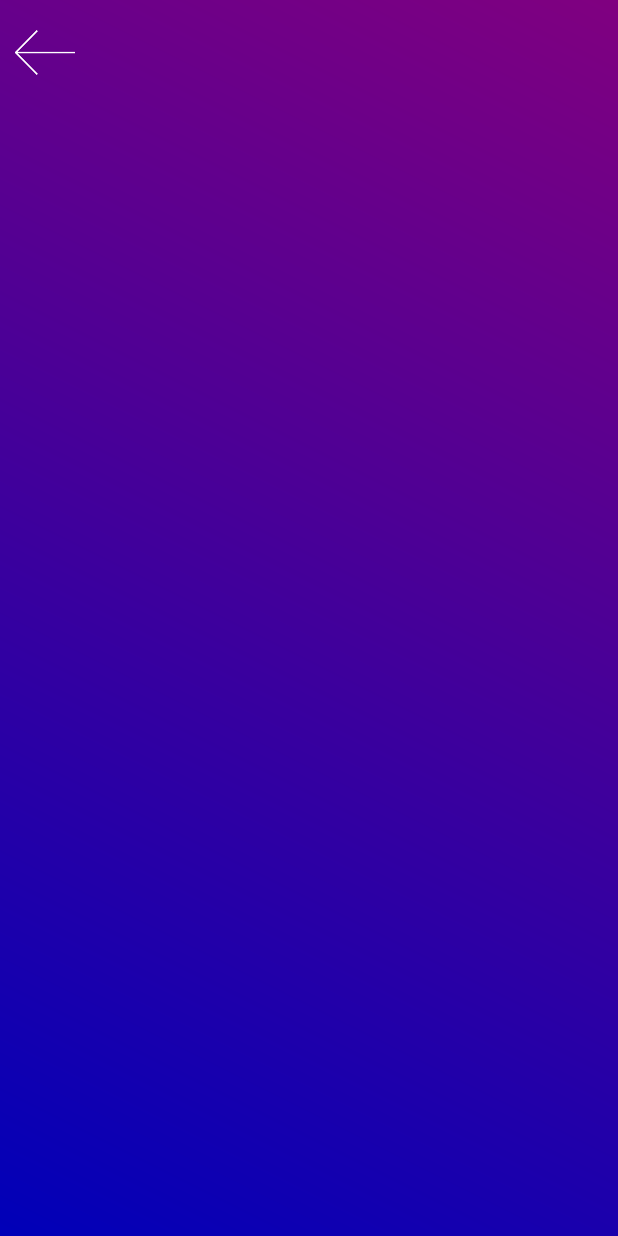
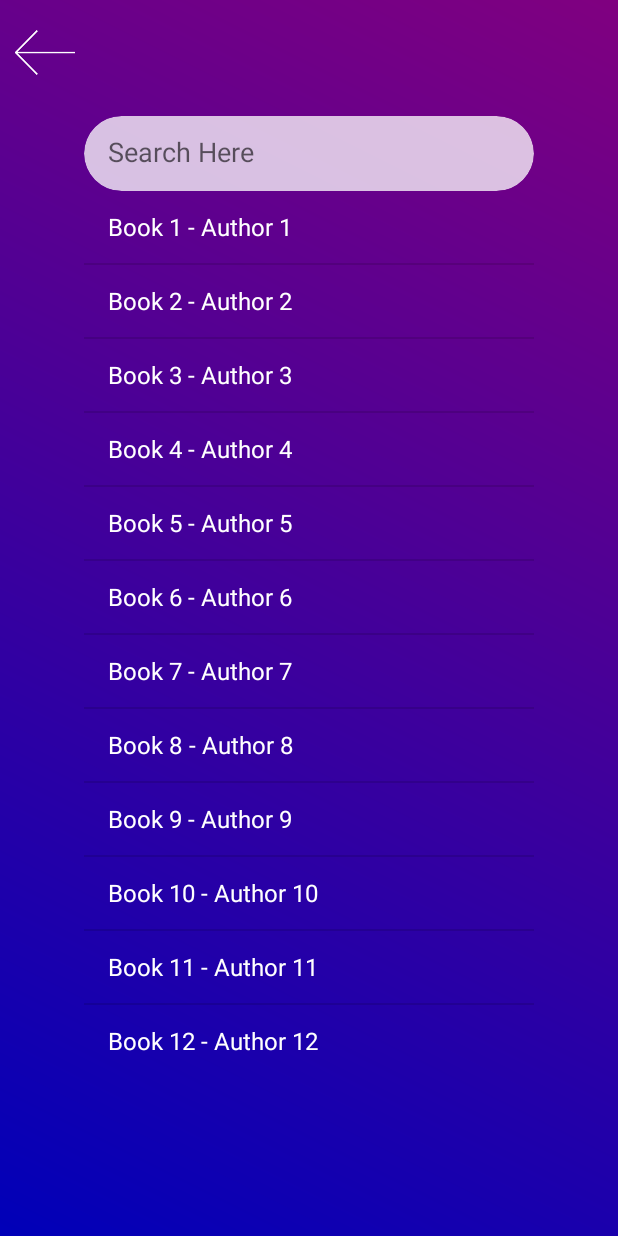
Before and after one commit to Alexandru2909/TILN, an Android app: the FindBooksActivity screen opened directly, with no data from a screen before it, on a phone screen of 412 x 824 dp. Run offline under Robolectric (Android 15) with nearby library versions, the phone set to English and light mode, and no system bars; network calls fail.

Commit message:
search-book design

```diff
--- a/bookinside/app/src/main/java/com/example/bookinside/FindBooksActivity.java
+++ b/bookinside/app/src/main/java/com/example/bookinside/FindBooksActivity.java
@@ -1,19 +1,41 @@
 package com.example.bookinside;
 
 import androidx.appcompat.app.AppCompatActivity;
+import androidx.cardview.widget.CardView;
 import androidx.navigation.fragment.NavHostFragment;
 
+import android.content.Context;
 import android.content.Intent;
+import android.content.res.Resources;
+import android.graphics.Color;
 import android.os.Bundle;
+import android.util.TypedValue;
+import android.view.Gravity;
 import android.view.View;
+import android.view.ViewGroup;
+import android.widget.ArrayAdapter;
 import android.widget.ImageView;
+import android.widget.LinearLayout;
+import android.widget.ListView;
+import android.widget.RelativeLayout;
+import android.widget.SearchView;
 import android.widget.TextView;
 
+import java.util.ArrayList;
+import java.util.List;
 import java.util.Objects;
 
 public class FindBooksActivity extends AppCompatActivity {
+
     ImageView btnBack;
     TextView sectionBook;
+    SearchView mySearchView;
+    ListView myList;
+    LinearLayout linearLayout;
+    RelativeLayout.LayoutParams layoutparams;
+    RelativeLayout.LayoutParams layoutparams1;
+
+
     @Override
     protected void onCreate(Bundle savedInstanceState) {
         super.onCreate(savedInstanceState);
@@ -21,11 +43,62 @@ public class FindBooksActivity extends AppCompatActivity {
 
         btnBack = (ImageView) findViewById(R.id.iv_arrow_from_find_books);
         sectionBook = (TextView) findViewById(R.id.book_find_section_title);
+        mySearchView = (SearchView) findViewById(R.id.search_book);
+        myList = (ListView) findViewById(R.id.list_with_books);
 
         final String name = getIntent().getStringExtra("username");
         final String title = getIntent().getStringExtra("title");
 
         sectionBook.setText(title);
+
+        String[] books = {"Book 1 - Author 1", "Book 2 - Author 2", "Book 3 - Author 3",
+                "Book 4 - Author 4", "Book 5 - Author 5", "Book 6 - Author 6", "Book 7 - Author 7",
+                "Book 8 - Author 8" , "Book 9 - Author 9" , "Book 10 - Author 10", "Book 11 - Author 11", "Book 12 - Author 12"};
+
+        ArrayList<String> list = new ArrayList<String>();
+
+        for (int i = 0; i < books.length; i++) {
+//            myList.addView(CreateBlankCardView(CreateCardView(books[i])));
+            list.add(books[i]);
+
+        }
+
+        final ArrayAdapter<String> adapter = new ArrayAdapter<String>(this,android.R.layout.simple_list_item_1, list){
+
+            @Override
+            public View getView(int position, View convertView, ViewGroup parent) {
+                View view =super.getView(position, convertView, parent);
+
+                final TextView textView=(TextView) view.findViewById(android.R.id.text1);
+
+                textView.setTextColor(Color.WHITE);
+
+                textView.setOnClickListener(new View.OnClickListener() {
+                    @Override
+                    public void onClick(View view) {
+                        openBookActivity(textView.getText().toString(), textView.getText().toString());
+                    }
+                });
+
+                return view;
+            }
+        };
+
+        myList.setAdapter(adapter);
+
+        mySearchView.setOnQueryTextListener(new SearchView.OnQueryTextListener() {
+            @Override
+            public boolean onQueryTextSubmit(String query) {
+                return false;
+            }
+
+            @Override
+            public boolean onQueryTextChange(String newText) {
+
+                adapter.getFilter().filter(newText);
+                return false;
+            }
+        });
 
         btnBack.setOnClickListener(new View.OnClickListener() {
             @Override
@@ -42,4 +115,14 @@ public class FindBooksActivity extends AppCompatActivity {
         intent.setFlags(Intent.FLAG_ACTIVITY_NEW_TASK | Intent.FLAG_ACTIVITY_CLEAR_TASK);
         startActivity(intent);
     }
+
+    public void openBookActivity(String title, String author){
+        Intent intent = new Intent(getBaseContext(), BookActivity.class);
+        intent.putExtra("title", title);
+        intent.putExtra("author", author);
+
+//        intent1.setFlags(Intent.FLAG_ACTIVITY_NEW_TASK | Intent.FLAG_ACTIVITY_CLEAR_TASK);
+        startActivity(intent);
+    }
+
 }
--- a/bookinside/app/src/main/res/layout/activity_find_books.xml
+++ b/bookinside/app/src/main/res/layout/activity_find_books.xml
@@ -1,18 +1,11 @@
 <?xml version="1.0" encoding="utf-8"?>
-<ScrollView xmlns:android="http://schemas.android.com/apk/res/android"
-    android:layout_width="match_parent"
-    android:layout_height="fill_parent"
-    android:background="@drawable/register_gradient"
-    android:fillViewport="false"
-    android:orientation="vertical"
-    android:padding="0dp">
 
 <RelativeLayout xmlns:android="http://schemas.android.com/apk/res/android"
     xmlns:app="http://schemas.android.com/apk/res-auto"
     xmlns:tools="http://schemas.android.com/tools"
-        android:id="@+id/hei_dash"
     android:layout_width="match_parent"
     android:layout_height="match_parent"
+    android:background="@drawable/register_gradient"
     android:textAlignment="center"
     tools:context=".FindBooksActivity">
 
@@ -43,19 +36,59 @@
         android:focusable="true"
         android:src="@drawable/arrow" />
 
-        <LinearLayout
-            android:id="@+id/addbookhere"
+    <androidx.cardview.widget.CardView
+        android:id="@+id/card_search_book"
+        android:layout_below="@+id/book_find_section_title"
+
+        android:layout_width="300dp"
+        android:layout_height="50dp"
+        android:layout_centerHorizontal="true"
+        android:layout_marginStart="0dp"
+        android:layout_marginTop="10dp"
+        android:layout_marginEnd="0dp"
+        app:cardBackgroundColor="#C1FFFFFF"
+        app:cardCornerRadius="25dp"
+        app:cardElevation="0dp">
+
+        <RelativeLayout
             android:layout_width="match_parent"
-            android:layout_height="match_parent"
-            android:layout_alignParentBottom="true"
-            android:layout_marginStart="0dp"
-            android:layout_marginTop="90dp"
-            android:layout_marginEnd="0dp"
-            android:layout_marginBottom="0dp"
-            android:orientation="vertical">
+            android:layout_height="match_parent">
 
-        </LinearLayout>
+            <SearchView
+                android:id="@+id/search_book"
+                android:layout_width="match_parent"
+                android:layout_height="wrap_content"
+                android:backgroundTint="@color/black"
+                android:iconifiedByDefault="false"
+                android:isScrollContainer="true"
+                android:searchIcon="@null"
+                android:queryBackground="@android:color/transparent"
+                android:queryHint="Search Here"
+                android:searchHintIcon="@null">
+
+            </SearchView>
+
 
         </RelativeLayout>
+    </androidx.cardview.widget.CardView>
 
-</ScrollView>
+    <ListView
+        android:id="@+id/list_with_books"
+        android:layout_width="300dp"
+        android:layout_height="wrap_content"
+
+        android:layout_below="@+id/card_search_book"
+        android:layout_centerHorizontal="true" />
+
+<!--    <LinearLayout-->
+<!--        android:id="@+id/list_with_books"-->
+<!--        android:layout_width="300dp"-->
+<!--        android:layout_height="wrap_content"-->
+<!--        android:layout_below="@+id/card_search_book"-->
+<!--        android:layout_marginTop="20dp"-->
+<!--        android:layout_centerHorizontal="true"-->
+<!--        android:orientation="horizontal">-->
+
+<!--    </LinearLayout>-->
+
+</RelativeLayout>
--- a/bookinside/app/src/main/res/values/strings.xml
+++ b/bookinside/app/src/main/res/values/strings.xml
@@ -54,4 +54,10 @@
     <string name="bookTitle">Title</string>
     <string name="bookDescription">O scurta si ingenioasa descriere a cartii pe care o vom lua din baza de date, sper hhhhhhhhhhhhhhhhhhhhhhgggggggggggggggggggggggggggggggggggggggggggggggggggggggggggggggggggggggggghhhhhhhhhhhhhhhhhhhhhhhhhhhhhhhhhhhhhhhhhhhhhhhhhhhhhhhhhhhhhhhhhhhhhhhhh</string>
 
+    <string-array name="icons">
+        <item>@drawable/star</item>
+        <item>@drawable/patratel</item>
+        <item>@drawable/go</item>
+    </string-array>
+
 </resources>
```
Also changed, not shown: bookinside/app/src/main/res/layout/activity_main.xml (deleted, +0 -164 lines), bookinside/app/src/main/res/drawable/go.png (added), bookinside/app/src/main/res/drawable/patratel.png (added), bookinside/app/src/main/res/drawable/star.png (added). Lines whose indentation alone changed are shown as unchanged.
